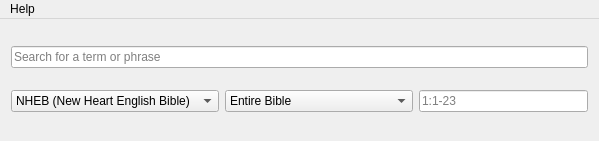
The window that mainwindow.ui (torculus/QBibleSearch) describes before a commit, drawn with Qt 5.
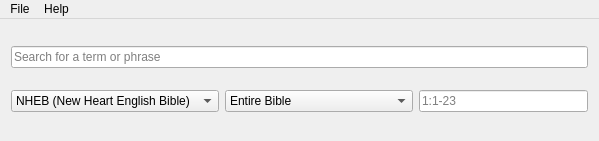
The same window after the commit.

Diff of the .ui file:
```diff
--- a/mainwindow.ui
+++ b/mainwindow.ui
@@ -473,6 +473,14 @@
     </property>
     <addaction name="actionAbout_QBibleSearch"/>
    </widget>
+   <widget class="QMenu" name="menuFile">
+    <property name="title">
+     <string>File</string>
+    </property>
+    <addaction name="action_Include_Apocrypha"/>
+    <addaction name="actionQuit"/>
+   </widget>
+   <addaction name="menuFile"/>
    <addaction name="menuHelp"/>
   </widget>
   <action name="actionQuit">
```
Left out of the diff: 23 changed lines with no effect on the pictures.
